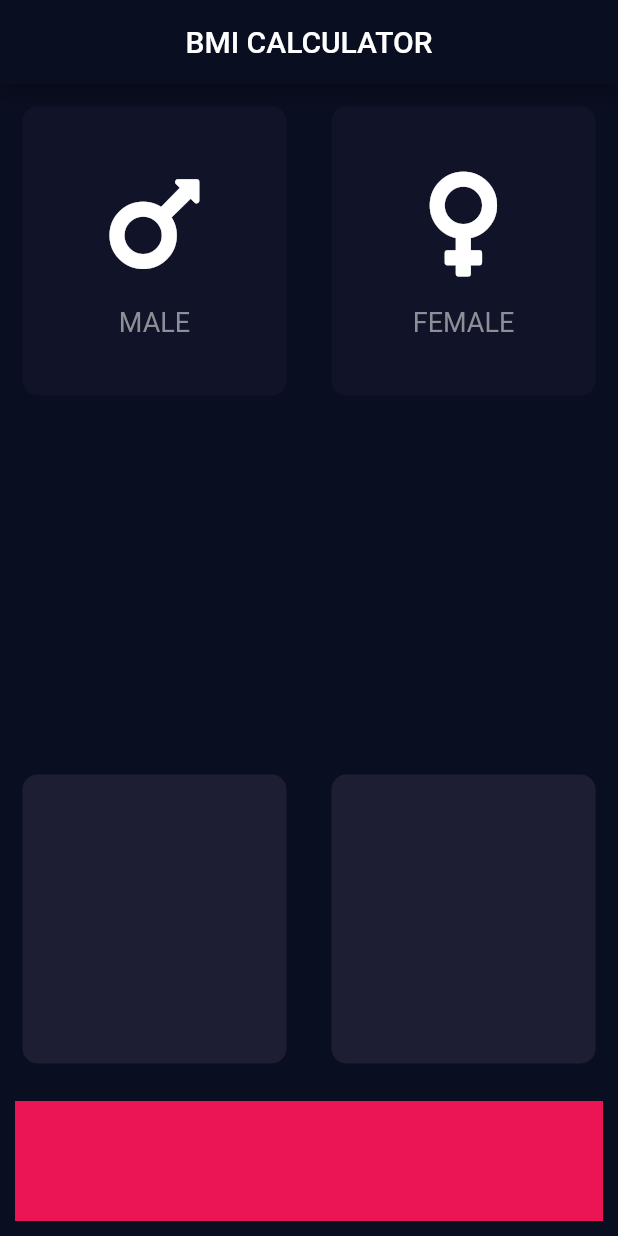
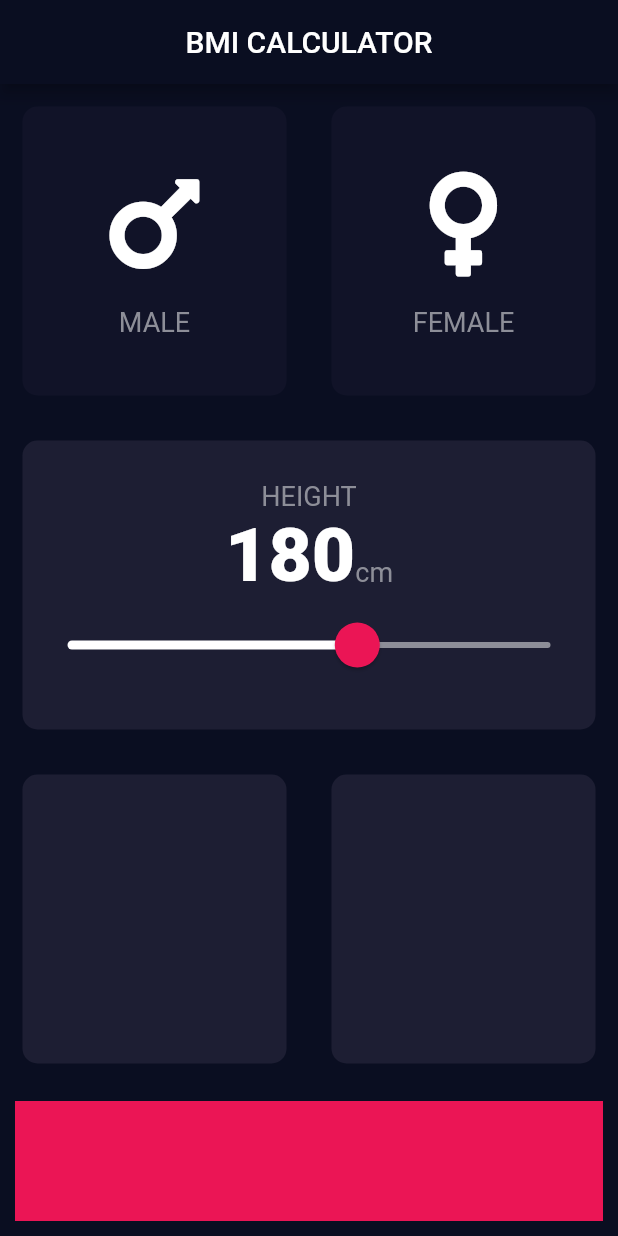
Before and after one commit to Yoonwoojae/bmi_calculator, a Flutter app: the screen it shows after launch, on a phone screen of 412 x 824 dp. Run offline on Flutter 3.47's test engine with Material 2 defaults, Android fonts, the phone set to English and light mode, and no system bars; our stand-ins replace font_awesome_flutter.

Commit message:
slider 적용

```diff
--- a/lib/constants.dart
+++ b/lib/constants.dart
@@ -9,3 +9,8 @@ const bottomContainerHeight = 80.0;
 const activeCardColor = Color(0xFF1D1E33);
 const bottomContainerColor = Color(0xFFEB1555);
 const inActiveCardColor = Color(0xFF111328);
+
+const kNumberTextStyle = TextStyle(
+  fontSize: 50.0,
+  fontWeight: FontWeight.w900,
+);
--- a/lib/input_page.dart
+++ b/lib/input_page.dart
@@ -16,6 +16,7 @@ class InputPage extends StatefulWidget {
 
 class _InputPageState extends State<InputPage> {
   Gender selectedGender;
+  int height = 180;
 
   @override
   Widget build(BuildContext context) {
@@ -26,6 +27,7 @@ class _InputPageState extends State<InputPage> {
         ),
       ),
       body: Column(
+        crossAxisAlignment: CrossAxisAlignment.stretch,
         children: <Widget>[
           Expanded(
             child: Row(
@@ -33,7 +35,9 @@ class _InputPageState extends State<InputPage> {
                 Expanded(
                   child: ReusableCard(
                     onPress: () {
-                      selectedGender = Gender.male;
+                      setState(() {
+                        selectedGender = Gender.male;
+                      });
                     },
                     color: selectedGender == Gender.male
                         ? activeCardColor
@@ -46,6 +50,11 @@ class _InputPageState extends State<InputPage> {
                 ),
                 Expanded(
                   child: ReusableCard(
+                    onPress: () {
+                      setState(() {
+                        selectedGender = Gender.female;
+                      });
+                    },
                     color: selectedGender == Gender.female
                         ? activeCardColor
                         : inActiveCardColor,
@@ -62,7 +71,50 @@ class _InputPageState extends State<InputPage> {
             child: ReusableCard(
               color: activeCardColor,
               cardChild: Column(
-                children: <Widget>[],
+                mainAxisAlignment: MainAxisAlignment.center,
+                children: <Widget>[
+                  Text(
+                    'HEIGHT',
+                    style: labelTextStyle,
+                  ),
+                  Row(
+                    mainAxisAlignment: MainAxisAlignment.center,
+                    crossAxisAlignment: CrossAxisAlignment.baseline,
+                    textBaseline: TextBaseline.alphabetic,
+                    children: <Widget>[
+                      Text(
+                        height.toString(),
+                        style: kNumberTextStyle,
+                      ),
+                      Text(
+                        'cm',
+                        style: labelTextStyle,
+                      )
+                    ],
+                  ),
+                  SliderTheme(
+                    data: SliderTheme.of(context).copyWith(
+                      inactiveTrackColor: Color(0xFF8D8E98),
+                      thumbColor: Color(0xFFEB1555),
+                      activeTrackColor: Colors.white,
+                      overlayColor: Color(0x29EB1555),
+                      thumbShape:
+                          RoundSliderThumbShape(enabledThumbRadius: 15.0),
+                      overlayShape:
+                          RoundSliderOverlayShape(overlayRadius: 30.0),
+                    ),
+                    child: Slider(
+                      value: height.toDouble(),
+                      min: 120.0,
+                      max: 220.0,
+                      onChanged: (double newValue) {
+                        setState(() {
+                          height = newValue.round();
+                        });
+                      },
+                    ),
+                  ),
+                ],
               ),
             ),
           ),
```
